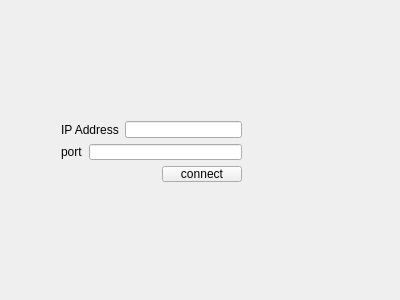
The window that mainwidget.ui (Misng/tcpClient) describes before a commit, drawn with Qt 5.
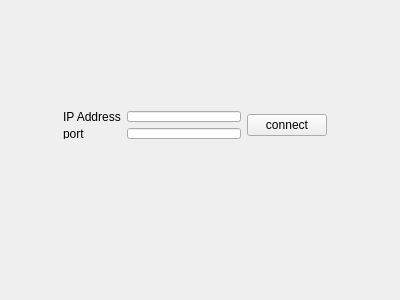
The same window after the commit.

What changed in the file:
```diff
--- a/mainwidget.ui
+++ b/mainwidget.ui
@@ -16,15 +16,15 @@
   <widget class="QWidget" name="">
    <property name="geometry">
     <rect>
-     <x>50</x>
-     <y>110</y>
-     <width>203</width>
-     <height>83</height>
+     <x>52</x>
+     <y>100</y>
+     <width>286</width>
+     <height>50</height>
     </rect>
    </property>
-   <layout class="QVBoxLayout" name="verticalLayout">
+   <layout class="QHBoxLayout" name="horizontalLayout">
     <item>
-     <layout class="QHBoxLayout" name="horizontalLayout">
+     <layout class="QVBoxLayout" name="verticalLayout">
       <item>
        <widget class="QLabel" name="ip_label">
         <property name="text">
@@ -33,47 +33,30 @@
        </widget>
       </item>
       <item>
-       <widget class="QLineEdit" name="ip_lineEdit"/>
-      </item>
-     </layout>
-    </item>
-    <item>
-     <layout class="QHBoxLayout" name="horizontalLayout_2">
-      <item>
        <widget class="QLabel" name="port_label">
         <property name="text">
          <string>port</string>
         </property>
        </widget>
       </item>
+     </layout>
+    </item>
+    <item>
+     <layout class="QVBoxLayout" name="verticalLayout_2">
+      <item>
+       <widget class="QLineEdit" name="ip_lineEdit"/>
+      </item>
       <item>
        <widget class="QLineEdit" name="port_lineEdit"/>
       </item>
      </layout>
     </item>
     <item>
-     <layout class="QHBoxLayout" name="horizontalLayout_3">
-      <item>
-       <spacer name="horizontalSpacer">
-        <property name="orientation">
-         <enum>Qt::Horizontal</enum>
-        </property>
-        <property name="sizeHint" stdset="0">
-         <size>
-          <width>40</width>
-          <height>20</height>
-         </size>
-        </property>
-       </spacer>
-      </item>
-      <item>
-       <widget class="QPushButton" name="pushButton">
-        <property name="text">
-         <string>connect</string>
-        </property>
-       </widget>
-      </item>
-     </layout>
+     <widget class="QPushButton" name="connect_pushButton">
+      <property name="text">
+       <string>connect</string>
+      </property>
+     </widget>
     </item>
    </layout>
   </widget>
```
